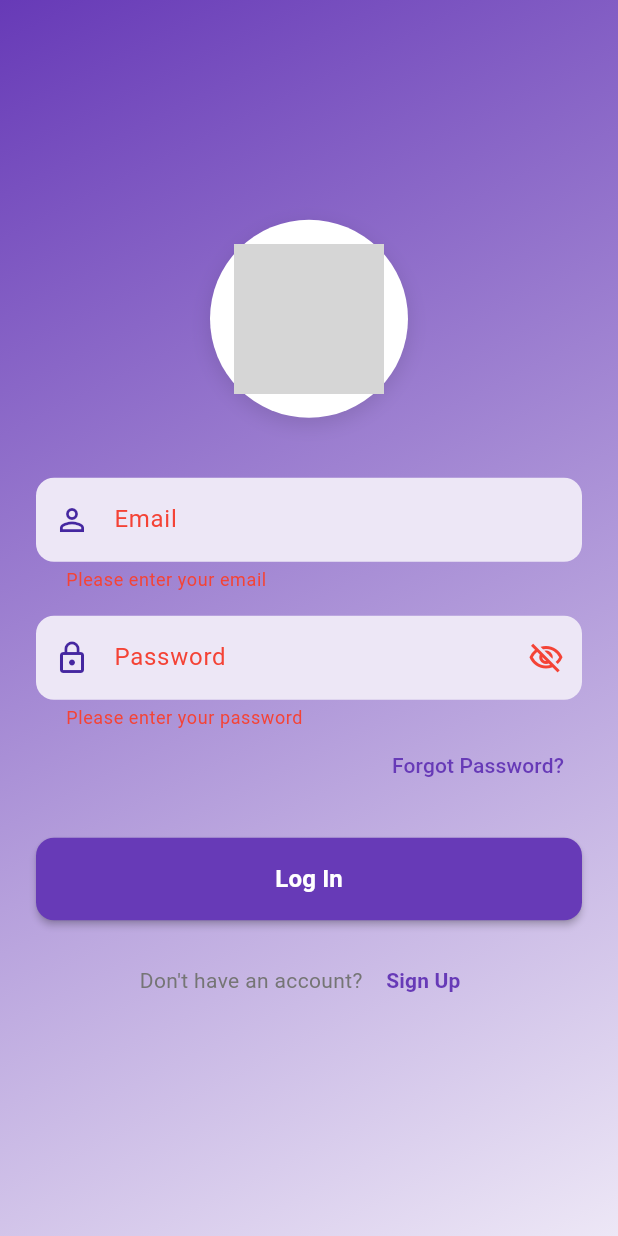
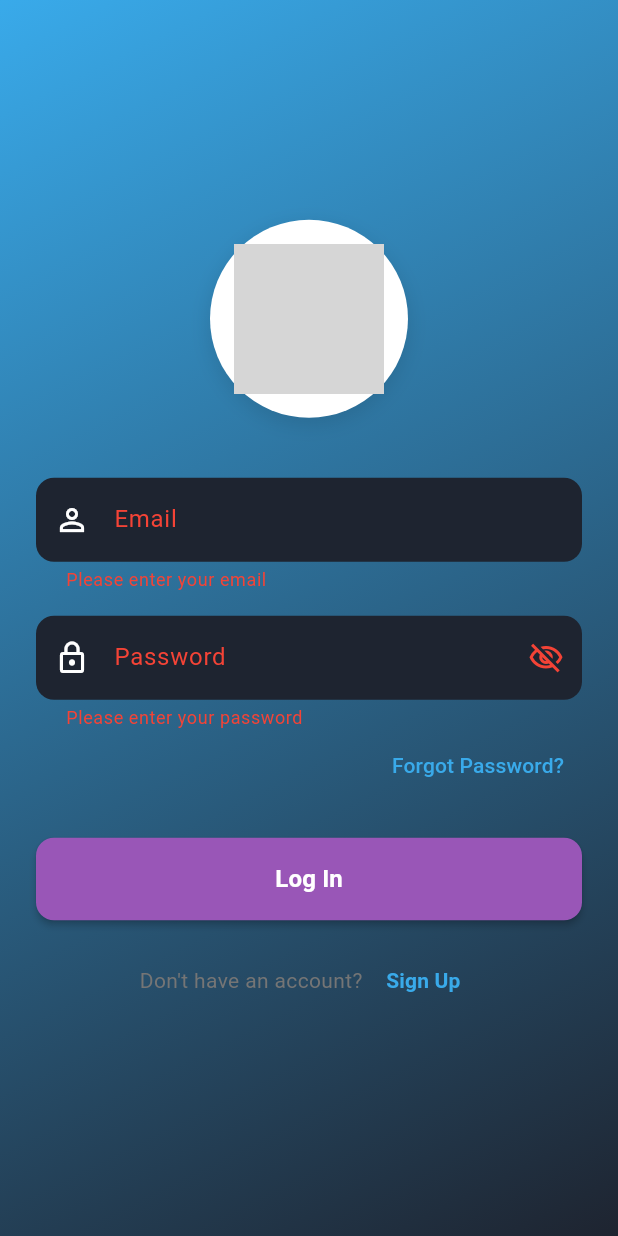
Before and after one commit to KALI-THE-HACKER/NetworkK, a Flutter app: the screen it shows after launch, after a tap on "Log In", on a phone screen of 412 x 824 dp. Run offline on Flutter 3.47's test engine with Material 3 defaults, Android fonts, the phone set to English and light mode, and no system bars; our stand-ins replace google_fonts, hive_flutter; accounts and stored records are empty; network calls fail; grey boxes are pictures that could not be loaded.

Commit message:
Updated UI

```diff
--- a/lib/login_page.dart
+++ b/lib/login_page.dart
@@ -1,6 +1,8 @@
 // login_page.dart
+// ignore_for_file: avoid_print
+
 import 'package:flutter/material.dart';
-import 'register.dart';
+import 'register_page.dart';
 import 'package:http/http.dart' as http;
 import 'main.dart';
 
@@ -56,13 +58,15 @@ class _LoginPageState extends State<LoginPage> with SingleTickerProviderStateMix
   void _handleLogin() async {
     if (_formKey.currentState?.validate() ?? false) {
       final response = await http.post(
-        Uri.parse('http://127.0.0.1:8000/'),
+        Uri.parse('http://10.53.15.225:8000/'),
         body: {
           'email': _emailController.text,
           'password': _passwordController.text,
+
         },
+
       );
-
+      print(_emailController.text);
       if (response.statusCode == 200) {
         // Handle successful login
         print("success");
@@ -85,13 +89,14 @@ class _LoginPageState extends State<LoginPage> with SingleTickerProviderStateMix
       body: Container(
         decoration: BoxDecoration(
           gradient: LinearGradient(
-            begin: Alignment.topLeft,
-            end: Alignment.bottomRight,
-            colors: [
-              Theme.of(context).colorScheme.primaryContainer,
-              Theme.of(context).colorScheme.surface,
-            ],
-          ),
+          begin: Alignment.topLeft,
+          end: Alignment.bottomRight,
+          colors: [
+            Color.fromARGB(255, 57, 170, 234), // Start color
+            Color.fromARGB(255, 30, 36, 48),  // End color
+          ],
+        ),
+
         ),
         child: SafeArea(
           child: Padding(
--- a/lib/main.dart
+++ b/lib/main.dart
@@ -4,6 +4,7 @@ import 'login_page.dart';
 import 'home_page.dart';
 import 'search_page.dart';
 import 'profile_page.dart';
+import 'package:google_fonts/google_fonts.dart';
 
 void main() async {
   await Hive.initFlutter();
@@ -20,39 +21,39 @@ class MyApp extends StatelessWidget {
       theme: ThemeData(
     colorScheme: ColorScheme(
     brightness: Brightness.light,
-          primary: Colors.deepPurple,
-          onPrimary: Colors.white,
-          secondary: Colors.deepPurpleAccent,
-          onSecondary: Colors.white,
-          surface: Colors.deepPurple.shade50,
-          onSurface: Colors.deepPurple.shade800,
-          error: Colors.red,
-          onError: Colors.white,
-          background: Colors.deepPurple.shade100,
-          onBackground: Colors.deepPurple.shade900,
+    primary: Color.fromARGB(255, 57, 170, 234), // Primary theme color
+    onPrimary: Colors.white,                   // Text/icon color on primary
+    secondary: Color.fromARGB(255, 56, 177, 235), // Accent color
+    onSecondary: Colors.white,                 // Text/icon color on secondary
+    surface: Color.fromARGB(255, 30, 36, 48),  // Background of cards and sheets
+    onSurface: Colors.white,                   // Text/icon color on surface
+    background: Color.fromARGB(255, 30, 36, 48), // Scaffold background color
+    onBackground: Colors.white,                // Text/icon color on background
+    error: Colors.red,                         // Error color
+    onError: Colors.white,                     // Text/icon color on error
   ),
-        useMaterial3: true,
+  useMaterial3: true,                          // Ensures compatibility with Material 3 design
   inputDecorationTheme: InputDecorationTheme(
     filled: true,
-          fillColor: Colors.deepPurple.shade50,
+    fillColor: Color.fromARGB(255, 30, 36, 48), // Fill color for input fields
     border: OutlineInputBorder(
       borderRadius: BorderRadius.circular(12.0),
       borderSide: BorderSide.none,
     ),
     enabledBorder: OutlineInputBorder(
       borderRadius: BorderRadius.circular(12.0),
-            borderSide: BorderSide(color: Colors.deepPurple.shade200),
+      borderSide: BorderSide(color: Color.fromARGB(255, 56, 177, 235)),
     ),
     focusedBorder: OutlineInputBorder(
       borderRadius: BorderRadius.circular(12.0),
-            borderSide: BorderSide(color: Colors.deepPurple, width: 2),
+      borderSide: BorderSide(color: Color.fromARGB(255, 57, 170, 234), width: 2),
     ),
     contentPadding: const EdgeInsets.symmetric(horizontal: 16, vertical: 16),
   ),
   elevatedButtonTheme: ElevatedButtonThemeData(
     style: ElevatedButton.styleFrom(
       foregroundColor: Colors.white,
-            backgroundColor: Colors.deepPurple,
+      backgroundColor: Color.fromARGB(255, 153, 86, 183), // Button background
       padding: const EdgeInsets.symmetric(horizontal: 32, vertical: 16),
       shape: RoundedRectangleBorder(
         borderRadius: BorderRadius.circular(12),
@@ -61,6 +62,7 @@ class MyApp extends StatelessWidget {
     ),
   ),
 ),
+
       title: 'NetworkK',
       home: const MyHomePage(title: 'NetworkK'),
     );
@@ -113,8 +115,16 @@ class _MyHomePageState extends State<MyHomePage> {
     } else {
       return Scaffold(
         appBar: AppBar(
-          backgroundColor: Color.fromARGB(255, 255, 254, 242),
-          title: Center(child: Text(widget.title)),
+          // backgroundColor: Color.fromARGB(255, 255, 254, 242),
+          title: Center(child:
+            Text(widget.title,
+            style: GoogleFonts.pacifico(
+              textStyle: TextStyle(
+              color: Theme.of(context).colorScheme.onPrimary,
+              fontWeight: FontWeight.bold,
+              fontSize: 30,
+            ),
+      ),),),
         ),
         body: dynamicPage, // Use the dynamic page based on selected index
         bottomNavigationBar: BottomNavigationBar(
@@ -134,7 +144,7 @@ class _MyHomePageState extends State<MyHomePage> {
           ],
           iconSize: 35,
           currentIndex: _selectedIndex,
-          selectedItemColor: Color.fromARGB(255, 101, 11, 237),
+          // selectedItemColor: Color.fromARGB(255, 101, 11, 237),
           onTap: _onItemClicked,
         ),
       );
--- a/pubspec.yaml
+++ b/pubspec.yaml
@@ -34,6 +34,7 @@ dependencies:
   # The following adds the Cupertino Icons font to your application.
   # Use with the CupertinoIcons class for iOS style icons.
   cupertino_icons: ^1.0.8
+  google_fonts: ^6.2.1
 
 dev_dependencies:
   flutter_test:
```
Also changed, not shown: pubspec.lock. Lines whose indentation alone changed are shown as unchanged.
